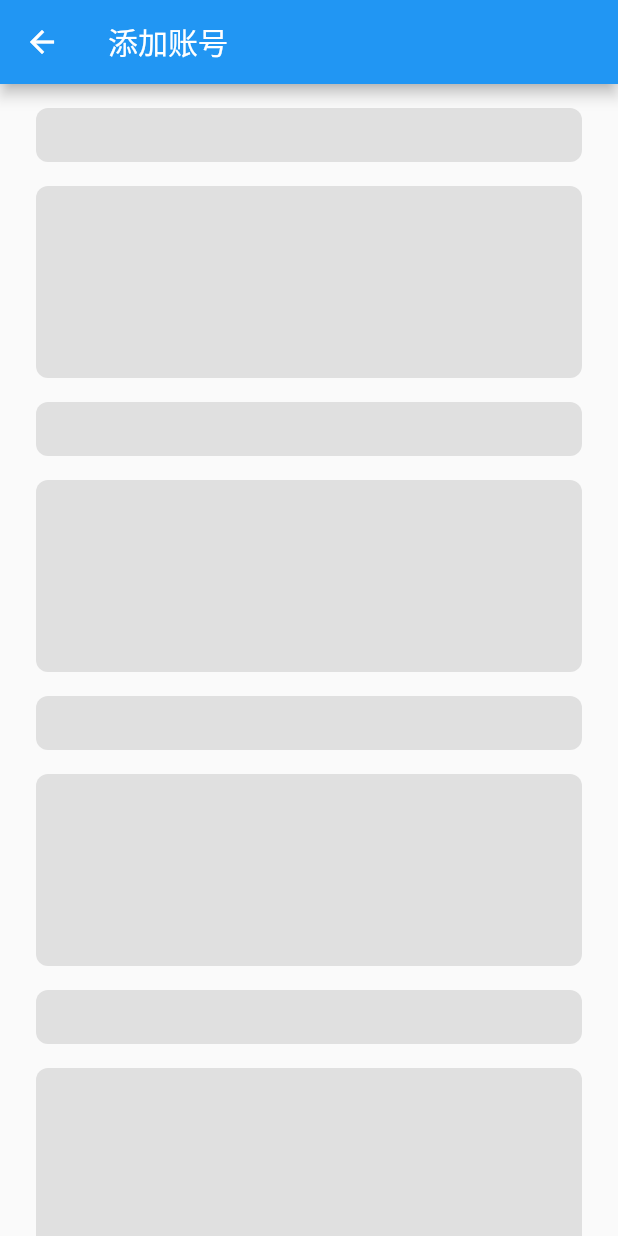
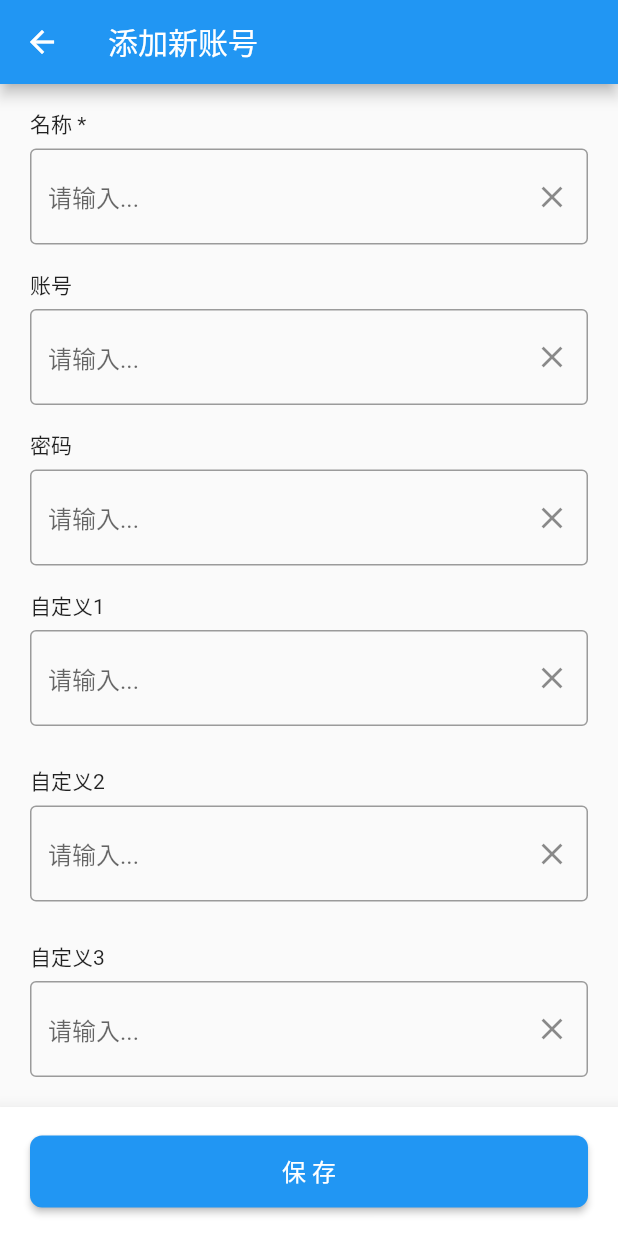
Before and after one commit to licoba/SafeBox, a Flutter app: the PageAddAccount screen opened by its route, on a phone screen of 412 x 824 dp. Run offline on Flutter 3.47's test engine with Material 2 defaults, Android fonts, the phone set to English and light mode, and no system bars; our stand-ins replace get; missing offline and left inert: dart:ffi.

Commit message:
feat：添加账号页面

```diff
--- a/lib/main.dart
+++ b/lib/main.dart
@@ -1,6 +1,5 @@
 import 'package:flutter/material.dart';
 import 'package:get/get.dart';
-
 import 'routes/APPRouter.dart';
 import 'widget/ExpandableFab.dart';
 
--- a/lib/pages/PageAddAccount.dart
+++ b/lib/pages/PageAddAccount.dart
@@ -1,64 +1,81 @@
 import 'package:flutter/material.dart';
+import 'package:get/get.dart';
+import '../widget/TextInputAccount.dart';
 
 // 添加账号页面
 @immutable
 class PageAddAccount extends StatelessWidget {
-  static const _actionTitles = ['Create Post', 'Upload Photo', 'Upload Video'];
-
   const PageAddAccount({super.key});
-
-  void _showAction(BuildContext context, int index) {
-    showDialog<void>(
-      context: context,
-      builder: (context) {
-        return AlertDialog(
-          content: Text(_actionTitles[index]),
-          actions: [
-            TextButton(
-              onPressed: () => Navigator.of(context).pop(),
-              child: const Text('CLOSE'),
-            ),
-          ],
-        );
-      },
-    );
-  }
 
   @override
   Widget build(BuildContext context) {
+    var controller = TextEditingController();
     return Scaffold(
-      appBar: AppBar(
-        title: const Text('添加账号'),
-      ),
-      body: ListView.builder(
-        padding: const EdgeInsets.symmetric(vertical: 8.0),
-        itemCount: 25,
-        itemBuilder: (context, index) {
-          return FakeItem(isBig: index.isOdd);
-        },
-      ),
-    );
+        appBar: AppBar(
+          title: const Text('添加新账号'),
+        ),
+        bottomNavigationBar: BottomAppBar(
+          elevation: 10,
+          child: SizedBox(
+            height: 86,
+            width: double.infinity,
+            child: Center(
+              child: SizedBox(
+                width: double.infinity,
+                height: 48,
+                child: ElevatedButton(
+                  onPressed: () {},
+                  style: ElevatedButton.styleFrom(
+                    shape: RoundedRectangleBorder(
+                      borderRadius: BorderRadius.circular(8), // 设置圆角弧度
+                    ),
+                  ),
+                  child: Transform.translate(
+                    offset: const Offset(0, -1),
+                    child: const Text(
+                      '保存',
+                      style: TextStyle(
+                        fontSize: 16,
+                        letterSpacing: 4,
+                      ),
+                    ),
+                  ),
+                ),
+              ).paddingSymmetric(horizontal: 20),
+            ),
+          ),
+        ),
+        body: SingleChildScrollView(
+          child: Padding(
+              padding: const EdgeInsets.symmetric(horizontal: 20.0,vertical: 16.0),
+              child: Column(
+                children: [
+                  TextInputAccount(
+                      name: "名称", hintText: "请输入...", controller: controller,isRequired:true),
+                  const SizedBox(height: 16), //保留间距
+                  TextInputAccount(
+                      name: "账号", hintText: "请输入...", controller: controller),
+                  const SizedBox(height: 16), //保留间距
+                  TextInputAccount(
+                      name: "密码", hintText: "请输入...", controller: controller),
+                  const SizedBox(height: 16), //保留间距
+                  TextInputAccount(
+                      name: "自定义1", hintText: "请输入...", controller: controller),
+                  const SizedBox(height: 26), //保留间距
+                  TextInputAccount(
+                      name: "自定义2", hintText: "请输入...", controller: controller),
+                  const SizedBox(height: 26), //保留间距
+                  TextInputAccount(
+                      name: "自定义3", hintText: "请输入...", controller: controller),
+                  const SizedBox(height: 26), //保留间距
+                  TextInputAccount(
+                      name: "自定义3", hintText: "请输入...", controller: controller),
+                  const SizedBox(height: 26), //保留间距
+                  TextInputAccount(
+                      name: "自定义3", hintText: "请输入...", controller: controller),
+                  const SizedBox(height: 26), //保留间距
+                ],
+              )),
+        ));
   }
 }
-
-@immutable
-class FakeItem extends StatelessWidget {
-  const FakeItem({
-    super.key,
-    required this.isBig,
-  });
-
-  final bool isBig;
-
-  @override
-  Widget build(BuildContext context) {
-    return Container(
-      margin: const EdgeInsets.symmetric(vertical: 8.0, horizontal: 24.0),
-      height: isBig ? 128.0 : 36.0,
-      decoration: BoxDecoration(
-        borderRadius: const BorderRadius.all(Radius.circular(8.0)),
-        color: Colors.grey.shade300,
-      ),
-    );
-  }
-}
--- a/lib/pages/PageHome.dart
+++ b/lib/pages/PageHome.dart
@@ -45,7 +45,7 @@ class PageHome extends StatelessWidget {
         floatingActionButton: FloatingActionButton(
           onPressed: () => print("FloatingActionButton"),
           child: IconButton(
-              icon: Icon(Icons.add), onPressed: () => _jumpToAddAccount()),
+              icon: const Icon(Icons.add), onPressed: () => _jumpToAddAccount()),
         )
         // floatingActionButton: ExpandableFab(
         //   distance: 112.0,
--- /dev/null
+++ b/lib/widget/TextInputAccount.dart
@@ -0,0 +1,50 @@
+import 'dart:ffi';
+
+import 'package:flutter/material.dart';
+
+class TextInputAccount extends StatefulWidget {
+  final String name;
+  final String hintText;
+  final bool? isRequired;
+
+  final TextEditingController controller;
+
+  const TextInputAccount(
+      {super.key,
+      required this.name,
+      required this.hintText,
+      required this.controller,
+      this.isRequired = false});
+
+  @override
+  State<StatefulWidget> createState() => _IconTextFieldState();
+}
+
+class _IconTextFieldState extends State<TextInputAccount> {
+  @override
+  Widget build(BuildContext context) {
+    return Column(
+      crossAxisAlignment: CrossAxisAlignment.start,
+      children: [
+        Text(
+          "${widget.name} ${widget.isRequired! ? "*" : ""} ",
+          textAlign: TextAlign.left,
+        ),
+        const SizedBox(height: 6),
+        TextFormField(
+          controller: widget.controller,
+          decoration: InputDecoration(
+            border: const OutlineInputBorder(),
+            hintText: widget.hintText,
+            suffixIcon: IconButton(
+              icon: const Icon(Icons.clear),
+              onPressed: () {
+                widget.controller.clear();
+              },
+            ),
+          ),
+        ),
+      ],
+    );
+  }
+}
```
Also changed, not shown: pubspec.lock (added), 7 other files.
